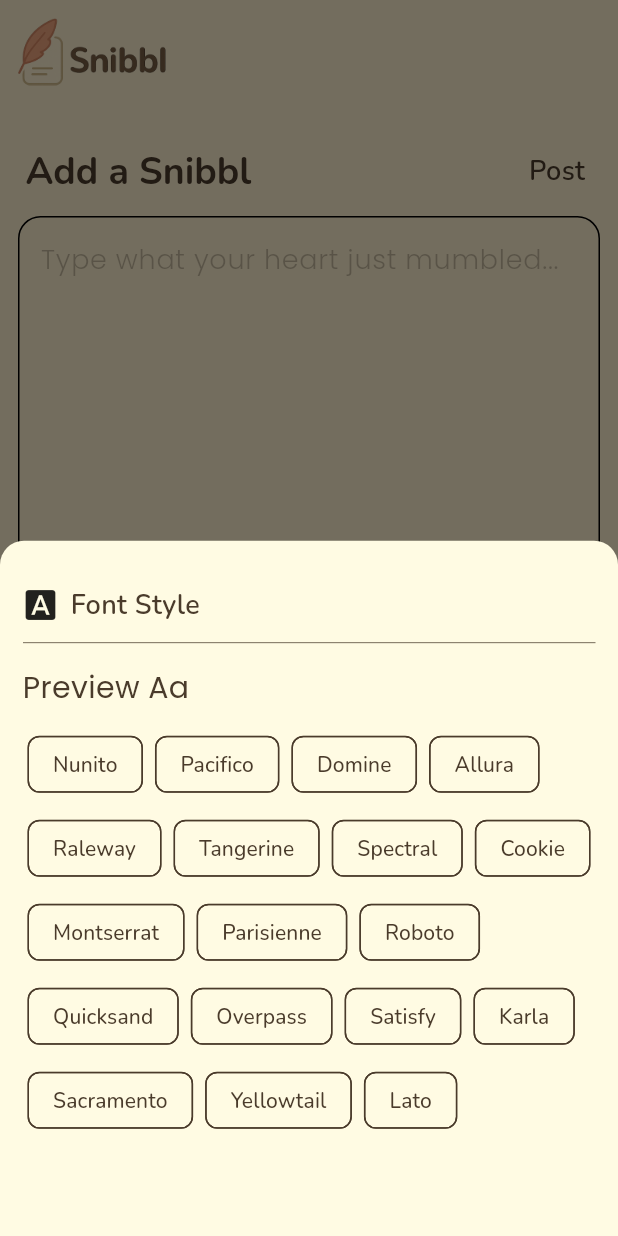
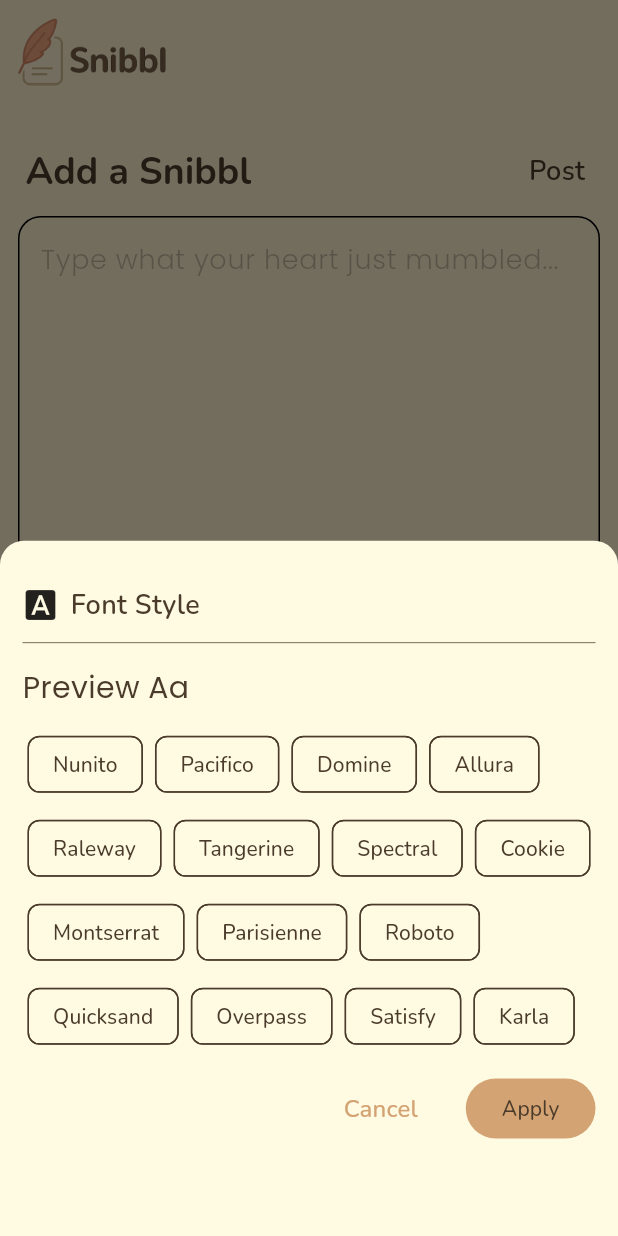
Before and after one commit to gaara40/snibbl, a Flutter app: the AddSnibblScreen screen opened directly, after a tap on the "font download" icon, on a phone screen of 412 x 824 dp. Run offline on Flutter 3.47's test engine with Material 3 defaults, Android fonts, the light colour scheme and no system bars; our stand-ins replace cloud_firestore, firebase_auth, firebase_core, flutter_riverpod, fluttertoast, google_fonts and 2 more; accounts and stored records are empty.

Commit message:
Fixed layout to keep header and action buttons static during scroll

```diff
--- a/lib/helpers/font_style_picker.dart
+++ b/lib/helpers/font_style_picker.dart
@@ -44,7 +44,6 @@ Future<String?> showFontStylePicker(
               15,
               kBottomNavigationBarHeight + 5,
             ),
-            child: SingleChildScrollView(
             child: Column(
               mainAxisSize: MainAxisSize.min,
               children: [
@@ -78,7 +77,9 @@ Future<String?> showFontStylePicker(
                 SizedBox(height: 12),
 
                 //Quick presets
-                  Wrap(
+                Flexible(
+                  child: SingleChildScrollView(
+                    child: Wrap(
                       spacing: 8,
                       runSpacing: 8,
                       children: [
@@ -90,18 +91,24 @@ Future<String?> showFontStylePicker(
                           ),
                       ],
                     ),
+                  ),
+                ),
 
                 const SizedBox(height: 12),
 
                 // Actions
                 Row(
+                  mainAxisAlignment: MainAxisAlignment.end,
                   children: [
                     TextButton(
                       onPressed:
                           () => Navigator.pop(ctx, null), // cancel -> null
-                        child: const Text('Cancel'),
+                      child: const Text(
+                        'Cancel',
+                        style: TextStyle(fontSize: 16),
                       ),
-                      const Spacer(),
+                    ),
+                    const SizedBox(width: 20),
                     FilledButton(
                       onPressed:
                           () => Navigator.pop(ctx, temp), // return the size
@@ -111,7 +118,6 @@ Future<String?> showFontStylePicker(
                 ),
               ],
             ),
-            ),
           );
         },
       );
```
Lines whose indentation alone changed are shown as unchanged.
